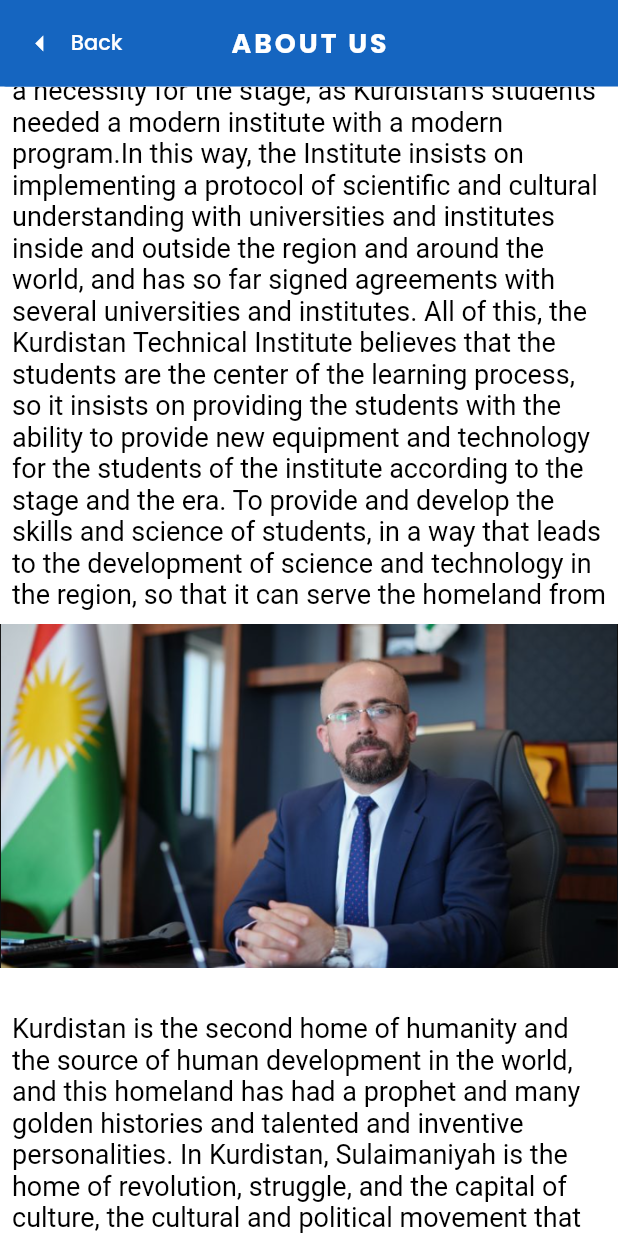
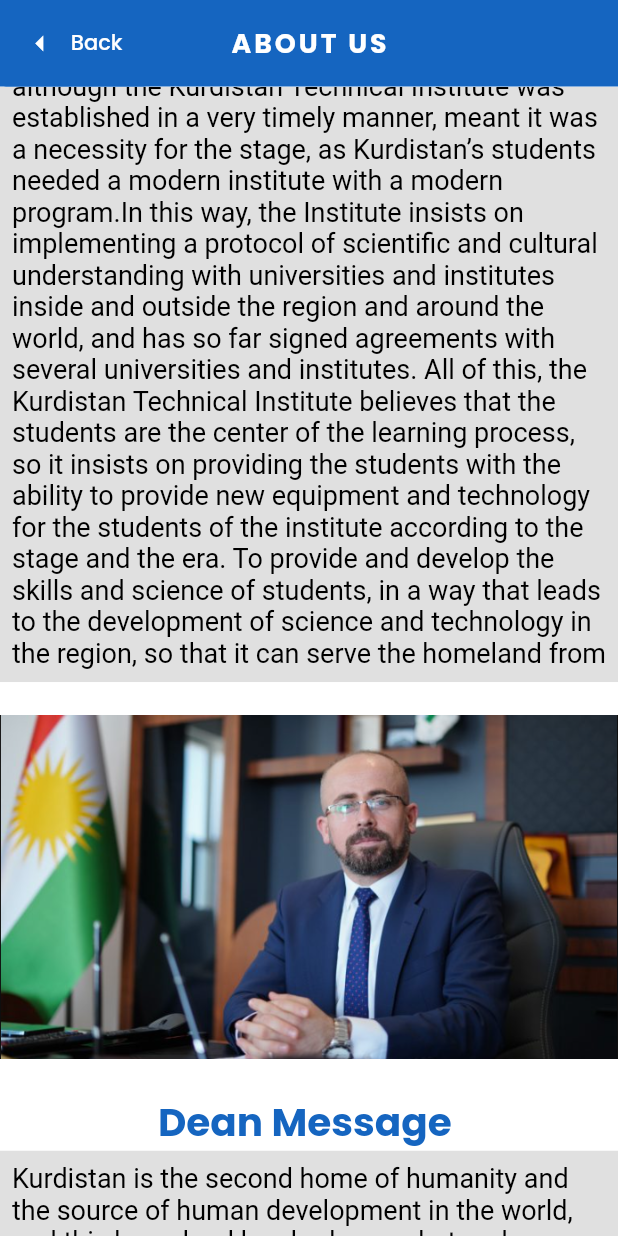
Before and after one commit to AaronPaul6/kurdistanTechnicalinstitute, a Flutter app: the AboutUs screen opened by its route, scrolled down 576 dp, on a phone screen of 412 x 824 dp. Run offline on Flutter 3.47's test engine with Material 2 defaults, Android fonts, the phone set to English and light mode, and no system bars; our stand-ins replace flutter_svg, google_fonts, sizer; missing offline and left inert: fancy_avatar.

Commit message:
change_by_marf

```diff
--- a/lib/screens/about_us/about_us.dart
+++ b/lib/screens/about_us/about_us.dart
@@ -68,8 +68,23 @@
               height: 22,
             ),
             Container(
+              child: Align(
+                alignment: AlignmentDirectional(0, -1),
+                child: Text(
+                  'History of KTI',
+                  style: TextStyle(
+                    fontFamily: 'Poppins',
+                    color: Colors.blue.shade800,
+                    fontSize: 26,
+                    fontWeight: FontWeight.bold,
+                  ),
+                ),
+              ),
+            ),
+            Container(
               width: MediaQuery.of(context).size.width,
               height: 500,
+              color: Colors.grey[300],
               child: Column(
                 children: [
                   Expanded(
@@ -97,6 +112,10 @@
             ),
             Container(
               width: MediaQuery.of(context).size.width,
+              height: 22,
+            ),
+            Container(
+              width: MediaQuery.of(context).size.width,
               child: Image.asset(
                 'assets/images/kti_dean.png',
                 fit: BoxFit.cover,
@@ -107,8 +126,23 @@
               height: 22,
             ),
             Container(
+              child: Align(
+                alignment: AlignmentDirectional(0, -1),
+                child: Text(
+                  'Dean Message ',
+                  style: TextStyle(
+                    fontFamily: 'Poppins',
+                    color: Colors.blue.shade800,
+                    fontSize: 26,
+                    fontWeight: FontWeight.bold,
+                  ),
+                ),
+              ),
+            ),
+            Container(
               width: MediaQuery.of(context).size.width,
-              height: 300,
+              height: 730,
+              color: Colors.grey[300],
               child: Column(
                 children: [
                   Expanded(
@@ -134,8 +168,49 @@
             Container(
               width: MediaQuery.of(context).size.width,
               child: Image.asset(
-                'assets/images/kti_dean.png',
+                'assets/images/kti_bolonga.jpeg',
                 fit: BoxFit.cover,
+              ),
+            ),
+            Container(
+              width: MediaQuery.of(context).size.width,
+              height: 22,
+            ),
+            Container(
+              child: Align(
+                alignment: AlignmentDirectional(0, -1),
+                child: Text(
+                  'The System that KTI uses ',
+                  style: TextStyle(
+                    fontFamily: 'Poppins',
+                    color: Colors.blue.shade800,
+                    fontSize: 26,
+                    fontWeight: FontWeight.bold,
+                  ),
+                ),
+              ),
+            ),
+            Container(
+              width: MediaQuery.of(context).size.width,
+              height: 730,
+              color: Colors.grey[300],
+              child: Column(
+                children: [
+                  Expanded(
+                    child: Padding(
+                      padding: EdgeInsets.all(8.0),
+                      child: Text(
+                          'Kurdistan Technical Institute (KTI) officially decided to change the study system considering the standards and paradigms of the international Bologna system, and following the Institute trustee committee in Meeting No. (7) on 7/ 21/2016, to  perform the process during the academic year of 2016-2017. Therefore, following the institute decree No. 324 on 4/19/2016 a particular committee has been established. The committee perpetually has done some meetings since then, the minutes have been sent to the trustee committee of the institute to make decisions. The Institute’s specialized Committee for the Bologna process has visited the Ministry of Higher Education and Scientific Research of Kurdistan region and University of Human Development (UHD) to be more acquaintances with the steps of launching the Bologna process and to meet the related requirements'
+                          'Several workshops on how to launch the Bologna process have been conducted by the Institute’s Bologna process committee, in which a number of foreigner  and local experts have been invited. Therefore, upon this issue,  KTI has done complete cooperation with University Technology Malaysia (UTM). The Bologna High Committee has also made several visits to the University of Human Development to benefit from the university’s experience. What is worth mentioning is that most of our institute’s lecturers have completed their studies abroad, particularly in countries such as Britain, Europe, Malaysia and Turkey, all of whom follow the Bologna process.',
+                          style: TextStyle(
+                          color: Colors.black,
+                          fontSize: 18,
+                          fontFamily: 'Roboto',
+                        ),
+                      ),
+                    ),
+                  ),
+                ],
               ),
             ),
           ], //children
```
Also changed, not shown: assets/images/kti_bolonga.jpeg (added), 1 other file.
